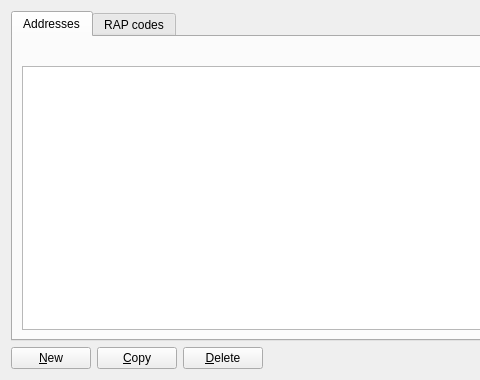
Old version of the form src/qt/forms/addressbookpage.ui in the repository firoorg/firo; both pictures show x 0 to 480 and y 0 to 380 of the 760 by 380 pixel window.
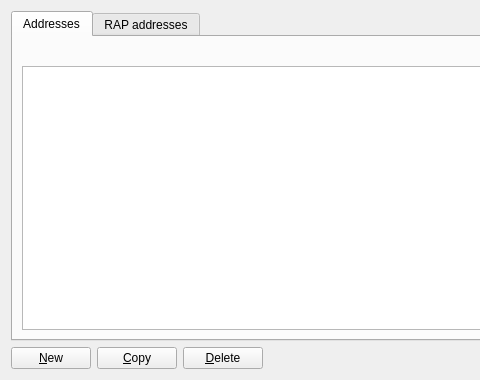
New version of the form. Icons and pictures are not drawn.

What changed in the file:
```diff
--- a/src/qt/forms/addressbookpage.ui
+++ b/src/qt/forms/addressbookpage.ui
@@ -63,7 +63,7 @@
      </widget>
      <widget class="QWidget" name="tabPcodes">
       <attribute name="title">
-       <string>RAP codes</string>
+       <string>RAP addresses</string>
       </attribute>
       <layout class="QVBoxLayout" name="verticalLayout_3">
        <item>
```
